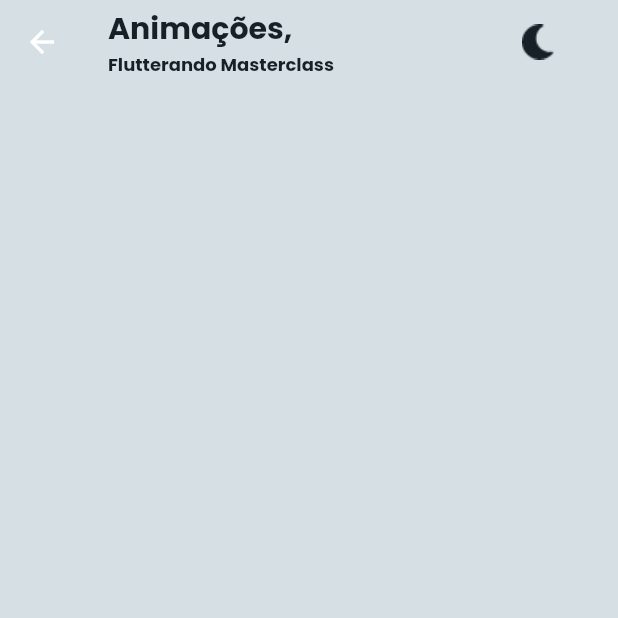
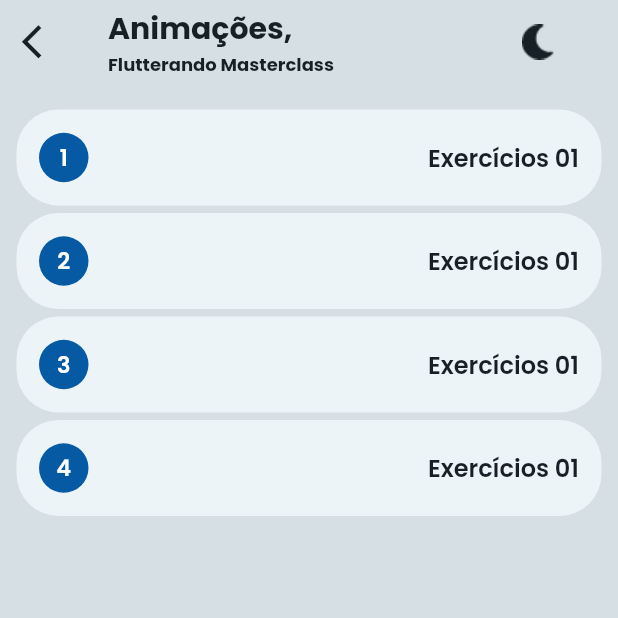
Before and after one commit to Patrickalvares/desafio_app_masterclass, a Flutter app: the screen it shows after launch, after a tap on "Ver mais", on a phone screen of 412 x 824 dp, the top half of it. Run offline on Flutter 3.47's test engine with Material 2 defaults, Android fonts, the phone set to English and light mode, and no system bars; our stand-ins replace google_fonts.

Commit message:
criação da tela de atividades

```diff
--- a/lib/animations.dart
+++ b/lib/animations.dart
@@ -2,6 +2,8 @@ import 'package:desafio_app_masterclass/main.dart';
 import 'package:flutter/material.dart';
 import 'package:google_fonts/google_fonts.dart';
 import 'package:provider/provider.dart';
+
+import 'components/activity.dart';
 
 class AnimationScreen extends StatefulWidget {
   const AnimationScreen({Key? key}) : super(key: key);
@@ -16,7 +18,17 @@ class _AnimationScreenState extends State<AnimationScreen> {
     ThemeNotifier themeNotifier = Provider.of<ThemeNotifier>(context);
     ColorScheme colorScheme = Theme.of(context).colorScheme;
     return Scaffold(
-      appBar: AppBar(
+        appBar: PreferredSize(
+          preferredSize: const Size.fromHeight(68),
+          child: AppBar(
+            leading: IconButton(
+              icon: Icon(
+                Icons.arrow_back_ios,
+                color: colorScheme.secondary,
+                size: 27,
+              ),
+              onPressed: () => Navigator.of(context).pop(),
+            ),
             elevation: 0,
             backgroundColor: colorScheme.tertiary,
             title: Row(
@@ -58,9 +70,25 @@ class _AnimationScreenState extends State<AnimationScreen> {
               ],
             ),
           ),
+        ),
         body: Container(
           color: colorScheme.tertiary,
+          child: ListView(
+            children: [
+              ActivityBanner(
+                listIndex: 1.toString(),
               ),
-    );
+              ActivityBanner(
+                listIndex: 2.toString(),
+              ),
+              ActivityBanner(
+                listIndex: 3.toString(),
+              ),
+              ActivityBanner(
+                listIndex: 4.toString(),
+              ),
+            ],
+          ),
+        ));
   }
 }
--- /dev/null
+++ b/lib/components/activity.dart
@@ -0,0 +1,58 @@
+import 'package:flutter/material.dart';
+import 'package:google_fonts/google_fonts.dart';
+
+class ActivityBanner extends StatefulWidget {
+  final String listIndex;
+  const ActivityBanner({required this.listIndex, Key? key}) : super(key: key);
+
+  @override
+  State<ActivityBanner> createState() => _ActivityBannerState();
+}
+
+class _ActivityBannerState extends State<ActivityBanner> {
+  @override
+  Widget build(BuildContext context) {
+    ColorScheme colorScheme = Theme.of(context).colorScheme;
+    return Padding(
+      padding: const EdgeInsets.only(right: 11, left: 11, top: 5),
+      child: Container(
+        decoration: BoxDecoration(
+            color: colorScheme.background,
+            borderRadius: BorderRadius.circular(28)),
+        height: 64,
+        width: 405,
+        child: Padding(
+          padding: const EdgeInsets.all(15),
+          child: Row(
+            mainAxisAlignment: MainAxisAlignment.spaceBetween,
+            children: [
+              Container(
+                height: 33,
+                width: 33,
+                decoration: BoxDecoration(
+                    borderRadius: BorderRadius.circular(100),
+                    color: colorScheme.primary),
+                child: Center(
+                  child: Text(
+                    widget.listIndex,
+                    style: GoogleFonts.poppins(
+                        fontSize: 15,
+                        fontWeight: FontWeight.w600,
+                        color: Colors.white),
+                  ),
+                ),
+              ),
+              Text(
+                'Exercícios 01',
+                style: GoogleFonts.poppins(
+                    fontSize: 16,
+                    fontWeight: FontWeight.w600,
+                    color: colorScheme.secondary),
+              )
+            ],
+          ),
+        ),
+      ),
+    );
+  }
+}
--- a/lib/components/customCard.dart
+++ b/lib/components/customCard.dart
@@ -118,7 +118,7 @@ class CustomCard extends StatelessWidget {
                         Navigator.push(
                             context,
                             MaterialPageRoute(
-                                builder: (context) => AnimationScreen()));
+                                builder: (context) => const AnimationScreen()));
                       },
                       child: Container(
                         height: 34.5,
--- a/lib/components/homepage.dart
+++ b/lib/components/homepage.dart
@@ -12,14 +12,6 @@ class HomePage extends StatefulWidget {
 }
 
 class _HomePageState extends State<HomePage> {
-  bool _isDarkTheme = false;
-
-  void _toggleTheme() {
-    setState(() {
-      _isDarkTheme = !_isDarkTheme;
-    });
-  }
-
   @override
   Widget build(BuildContext context) {
     ThemeNotifier themeNotifier = Provider.of<ThemeNotifier>(context);
@@ -82,21 +74,21 @@ class _HomePageState extends State<HomePage> {
               const SizedBox(
                 height: 12,
               ),
-              CustomCard(
+              const CustomCard(
                 title: 'Animações',
                 imagePath: 'lib/assets/awesome-running.png',
                 description:
                     'Estudos sobre animações implícitas e controladas, contendo 4 exercícios e 2 estudos',
                 exerciseCount: 4,
               ),
-              CustomCard(
+              const CustomCard(
                 title: 'Leitura de Mockup',
                 imagePath: 'lib/assets/Icon awesome-glasses.png',
                 description:
                     'Aplicação da técnica de leitura de mockup, contendo 2 exercícios',
                 exerciseCount: 2,
               ),
-              CustomCard(
+              const CustomCard(
                 title: 'Playground',
                 imagePath: 'lib/assets/Icon material-toys.png',
                 description: 'Ambiente destinado a testes e estudos em geral',
--- a/lib/main.dart
+++ b/lib/main.dart
@@ -1,14 +1,21 @@
 import 'package:desafio_app_masterclass/components/homepage.dart';
 import 'package:flutter/material.dart';
 import 'package:provider/provider.dart';
+import 'package:flutter/services.dart';
 
 void main() {
-  runApp(
-    ChangeNotifierProvider(
-      create: (_) => ThemeNotifier(),
-      child: MyApp(),
-    ),
-  );
+  WidgetsFlutterBinding.ensureInitialized();
+  SystemChrome.setPreferredOrientations([
+    DeviceOrientation.portraitUp,
+    DeviceOrientation.portraitDown,
+  ]).then((_) {
+    runApp(
+      ChangeNotifierProvider(
+        create: (_) => ThemeNotifier(),
+        child: const MyApp(),
+      ),
+    );
+  });
 }
 
 class MyApp extends StatefulWidget {
@@ -19,14 +26,6 @@ class MyApp extends StatefulWidget {
 }
 
 class _MyAppState extends State<MyApp> {
-  bool _isDarkTheme = false;
-
-  void _toggleTheme() {
-    setState(() {
-      _isDarkTheme = !_isDarkTheme;
-    });
-  }
-
   @override
   Widget build(BuildContext context) {
     ThemeNotifier themeNotifier = Provider.of<ThemeNotifier>(context);
@@ -54,7 +53,7 @@ class _MyAppState extends State<MyApp> {
         ),
       ),
       themeMode: themeNotifier.isDarkTheme ? ThemeMode.dark : ThemeMode.light,
-      home: HomePage(),
+      home: const HomePage(),
     );
   }
 }
```
Lines whose indentation alone changed are shown as unchanged.
